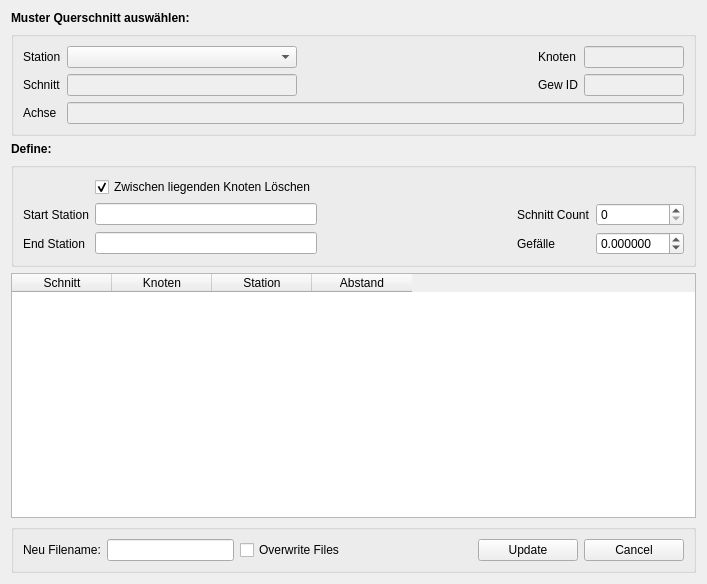
The window that ui/nodegenDialog.ui (sharon92/Hydret1D-GUI) describes before a commit, drawn with Qt 5.
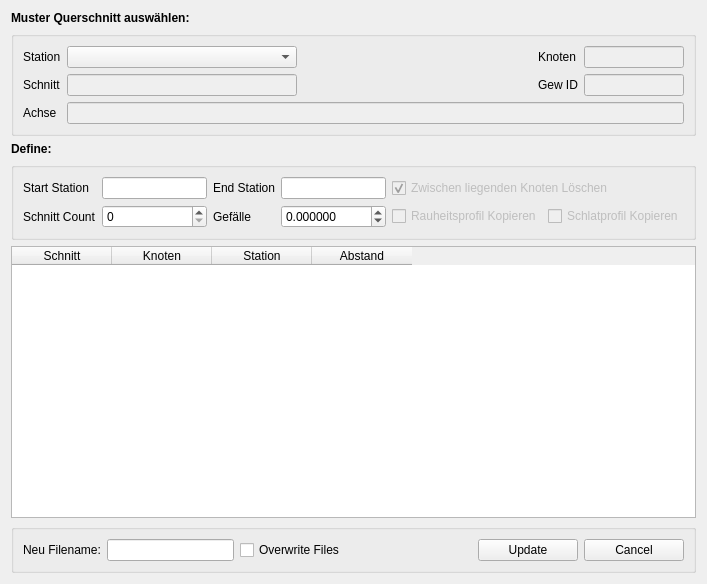
The same window after the commit.

Diff of the .ui file:
```diff
--- a/ui/nodegenDialog.ui
+++ b/ui/nodegenDialog.ui
@@ -166,48 +166,18 @@
       <string/>
      </property>
      <layout class="QGridLayout" name="gridLayout_4">
-      <item row="1" column="3">
-       <widget class="QLabel" name="label_9">
-        <property name="text">
-         <string>Schnitt Count</string>
-        </property>
-       </widget>
-      </item>
-      <item row="1" column="1">
-       <widget class="QLineEdit" name="start_station"/>
-      </item>
-      <item row="2" column="4">
-       <widget class="QDoubleSpinBox" name="gef">
-        <property name="decimals">
-         <number>6</number>
-        </property>
-        <property name="minimum">
-         <double>-99.000000000000000</double>
-        </property>
-       </widget>
-      </item>
-      <item row="2" column="3">
-       <widget class="QLabel" name="label_4">
-        <property name="text">
-         <string>Gefälle</string>
-        </property>
-       </widget>
-      </item>
-      <item row="1" column="0">
+      <item row="0" column="0">
        <widget class="QLabel" name="label_7">
         <property name="text">
          <string>Start Station</string>
         </property>
        </widget>
       </item>
-      <item row="2" column="1">
-       <widget class="QLineEdit" name="end_station"/>
-      </item>
-      <item row="1" column="4">
-       <widget class="QSpinBox" name="count"/>
-      </item>
-      <item row="0" column="1">
+      <item row="0" column="4" colspan="2">
        <widget class="QCheckBox" name="deletenodes">
+        <property name="enabled">
+         <bool>false</bool>
+        </property>
         <property name="text">
          <string>Zwischen liegenden Knoten Löschen</string>
         </property>
@@ -216,25 +186,65 @@
         </property>
        </widget>
       </item>
-      <item row="2" column="0">
+      <item row="1" column="4">
+       <widget class="QCheckBox" name="copy_rau">
+        <property name="enabled">
+         <bool>false</bool>
+        </property>
+        <property name="text">
+         <string>Rauheitsprofil Kopieren</string>
+        </property>
+       </widget>
+      </item>
+      <item row="0" column="1">
+       <widget class="QLineEdit" name="start_station"/>
+      </item>
+      <item row="0" column="2">
        <widget class="QLabel" name="label_8">
         <property name="text">
          <string>End Station</string>
         </property>
        </widget>
       </item>
+      <item row="0" column="3">
+       <widget class="QLineEdit" name="end_station"/>
+      </item>
+      <item row="1" column="0">
+       <widget class="QLabel" name="label_9">
+        <property name="text">
+         <string>Schnitt Count</string>
+        </property>
+       </widget>
+      </item>
+      <item row="1" column="1">
+       <widget class="QSpinBox" name="count"/>
+      </item>
       <item row="1" column="2">
-       <spacer name="horizontalSpacer_2">
-        <property name="orientation">
-         <enum>Qt::Horizontal</enum>
+       <widget class="QLabel" name="label_4">
+        <property name="text">
+         <string>Gefälle</string>
         </property>
-        <property name="sizeHint" stdset="0">
-         <size>
-          <width>40</width>
-          <height>20</height>
-         </size>
+       </widget>
+      </item>
+      <item row="1" column="3">
+       <widget class="QDoubleSpinBox" name="gef">
+        <property name="decimals">
+         <number>6</number>
         </property>
-       </spacer>
+        <property name="minimum">
+         <double>-99.000000000000000</double>
+        </property>
+       </widget>
+      </item>
+      <item row="1" column="5">
+       <widget class="QCheckBox" name="copy_schalt">
+        <property name="enabled">
+         <bool>false</bool>
+        </property>
+        <property name="text">
+         <string>Schlatprofil Kopieren</string>
+        </property>
+       </widget>
       </item>
      </layout>
     </widget>
```
